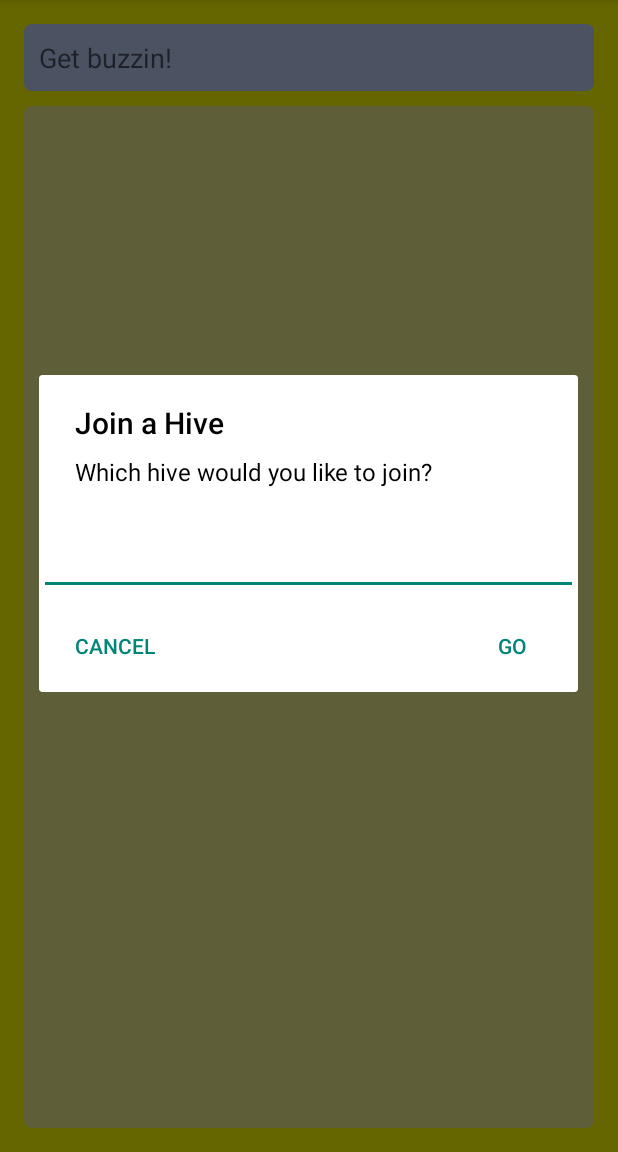
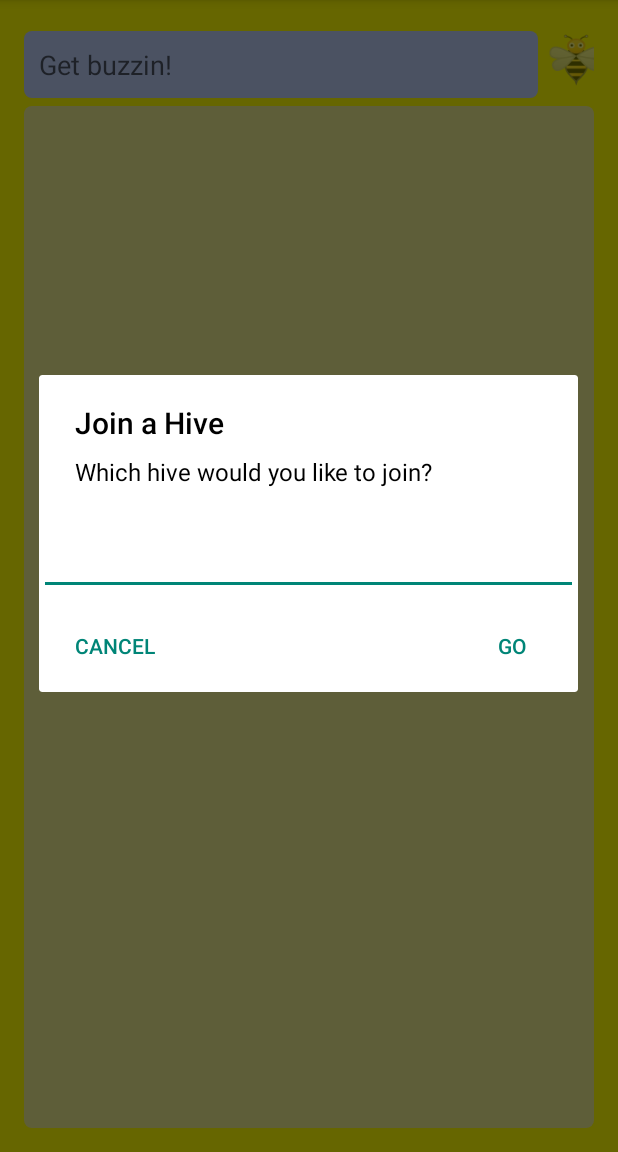
Before and after one commit to tliss/hivestr, an Android app: the screen it shows after launch (MainActivity), after a tap on "Settings", on a phone screen of 412 x 824 dp, the part 84-1236 px from its top. Run offline under Robolectric (Android 15) with nearby library versions, the phone set to English and light mode, and no system bars; 1 statement that could not run was skipped.

Commit message:
Add beemoji!

```diff
--- a/app/src/main/java/com/satori/android_demo/MainActivity.java
+++ b/app/src/main/java/com/satori/android_demo/MainActivity.java
@@ -141,6 +141,9 @@ public class MainActivity extends AppCompatActivity implements View.OnCreateCont
 
         Random rand = new Random();
         userName = "bee" + (rand.nextInt(999) + 1);
+
+        TextView beeButton = (TextView) findViewById(R.id.beebutton);
+        beeButton.setText(new String(Character.toChars(0x1F41D)));
 
         mTextView = (TextView) findViewById(R.id.chatHistory);
         EditText inputField = (EditText) findViewById(R.id.message);
--- a/app/src/main/res/layout/activity_main.xml
+++ b/app/src/main/res/layout/activity_main.xml
@@ -14,6 +14,11 @@
             android:layout_height="match_parent"
             android:weightSum="1">
 
+        <LinearLayout
+            android:orientation="horizontal"
+            android:layout_width="match_parent"
+            android:layout_height="wrap_content">
+
             <EditText
                 android:id="@+id/message"
                 android:layout_width="match_parent"
@@ -22,7 +27,19 @@
                 android:background="@drawable/boxy"
                 android:hint="Get buzzin!"
                 android:padding="10dp"
-            android:layout_marginBottom="10dp"/>
+                android:layout_marginBottom="10dp"
+                android:layout_weight="4"
+                android:layout_marginEnd="5dp"/>
+
+            <TextView
+                android:id="@+id/beebutton"
+                android:layout_width="wrap_content"
+                android:layout_height="wrap_content"
+                android:textSize="32sp"
+                android:layout_weight="1"/>
+
+        </LinearLayout>
+
 
         <LinearLayout
             android:layout_width="match_parent"
```
Lines whose indentation alone changed are shown as unchanged.
